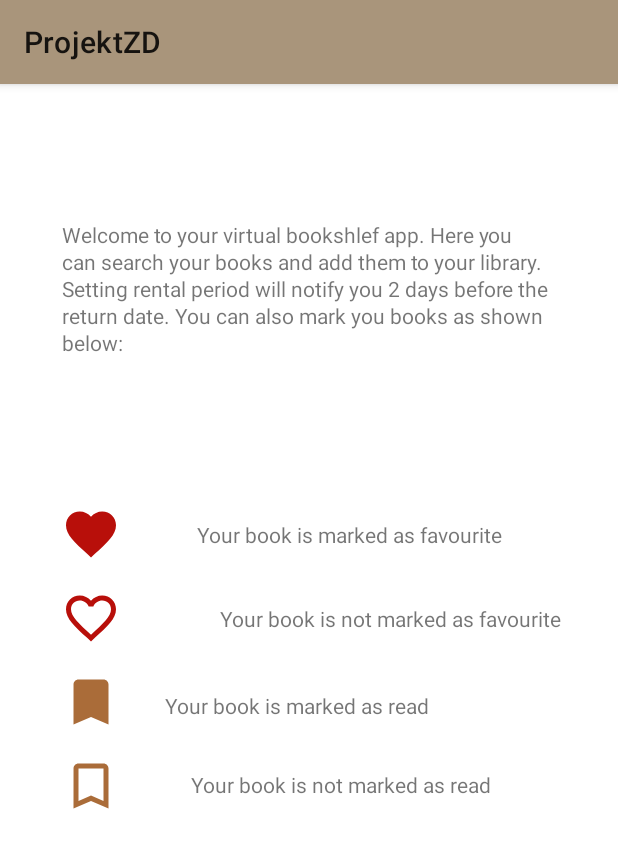
After one commit to Izuelo/VirtualBookshelf, an Android app: the fragment HelpFragment shown on its own in the app's theme, on a phone screen of 412 x 824 dp. The commit adds this screen. Shown: the top 848 px of the screen. Run offline under Robolectric (Android 15) with nearby library versions, the phone set to English and light mode, and no system bars; our stand-ins replace data binding; Roboto replaces fonts that are not available here.

Commit message:
New fragments and drawer

```diff
--- a/app/src/main/java/com/example/projektzd/database/DatabaseHelper.kt
+++ b/app/src/main/java/com/example/projektzd/database/DatabaseHelper.kt
@@ -67,7 +67,7 @@ class DatabaseHelper(context: FragmentActivity?) :
     ) {
         val db = this.writableDatabase
         val contentValues = ContentValues()
-        reset(db)
+
 
         contentValues.put(COL_1, id)
         contentValues.put(COL_2, name)
--- /dev/null
+++ b/app/src/main/java/com/example/projektzd/fragments/HelpFragment.kt
@@ -0,0 +1,26 @@
+package com.example.projektzd.fragments
+
+
+import android.os.Bundle
+import androidx.fragment.app.Fragment
+import android.view.LayoutInflater
+import android.view.View
+import android.view.ViewGroup
+
+import com.example.projektzd.R
+
+/**
+ * A simple [Fragment] subclass.
+ */
+class HelpFragment : Fragment() {
+
+    override fun onCreateView(
+        inflater: LayoutInflater, container: ViewGroup?,
+        savedInstanceState: Bundle?
+    ): View? {
+        // Inflate the layout for this fragment
+        return inflater.inflate(R.layout.fragment_help, container, false)
+    }
+
+
+}
--- a/app/src/main/res/drawable-nodpi/fillheart.xml
+++ /dev/null
@@ -1,3 +0,0 @@
-<vector >
-
-</vector>
--- a/app/src/main/res/drawable/fillheart80.xml
+++ b/app/src/main/res/drawable/fillheart80.xml
@@ -1,5 +1,5 @@
 <vector android:height="80dp" android:tint="#B80F0A"
     android:viewportHeight="24.0" android:viewportWidth="24.0"
     android:width="80dp" xmlns:android="http://schemas.android.com/apk/res/android">
-    <path android:fillColor="#FF000000" android:pathData="M12,21.35l-1.45,-1.32C5.4,15.36 2,12.28 2,8.5 2,5.42 4.42,3 7.5,3c1.74,0 3.41,0.81 4.5,2.09C13.09,3.81 14.76,3 16.5,3 19.58,3 22,5.42 22,8.5c0,3.78 -3.4,6.86 -8.55,11.54L12,21.35z"/>
+    <path android:fillColor="#B80F0A" android:pathData="M12,21.35l-1.45,-1.32C5.4,15.36 2,12.28 2,8.5 2,5.42 4.42,3 7.5,3c1.74,0 3.41,0.81 4.5,2.09C13.09,3.81 14.76,3 16.5,3 19.58,3 22,5.42 22,8.5c0,3.78 -3.4,6.86 -8.55,11.54L12,21.35z"/>
 </vector>
--- /dev/null
+++ b/app/src/main/res/layout/fragment_help.xml
@@ -0,0 +1,133 @@
+<?xml version="1.0" encoding="utf-8"?>
+<layout xmlns:tools="http://schemas.android.com/tools"
+    xmlns:android="http://schemas.android.com/apk/res/android"
+    xmlns:app="http://schemas.android.com/apk/res-auto">
+
+
+    <androidx.constraintlayout.widget.ConstraintLayout
+        android:id="@+id/frag_help"
+        android:layout_width="match_parent"
+        android:layout_height="match_parent"
+        tools:layout_editor_absoluteX="0dp"
+        tools:layout_editor_absoluteY="62dp">
+
+
+        <TextView
+            android:id="@+id/textView11"
+            style="@style/BookTheme"
+            android:layout_width="wrap_content"
+            android:layout_height="wrap_content"
+            android:text="Your book is not marked as read"
+            app:layout_constraintBottom_toBottomOf="@+id/imageView6"
+            app:layout_constraintEnd_toEndOf="parent"
+            app:layout_constraintHorizontal_bias="0.354"
+            app:layout_constraintStart_toEndOf="@+id/imageView6"
+            app:layout_constraintTop_toTopOf="@+id/imageView6"
+            app:layout_constraintVertical_bias="0.454" />
+
+        <TextView
+            android:id="@+id/textView10"
+            style="@style/BookTheme"
+            android:layout_width="231dp"
+            android:layout_height="17dp"
+            android:text="Your book is marked as read"
+            app:layout_constraintBottom_toBottomOf="@+id/imageView7"
+            app:layout_constraintEnd_toEndOf="parent"
+            app:layout_constraintHorizontal_bias="0.292"
+            app:layout_constraintStart_toEndOf="@+id/imageView7"
+            app:layout_constraintTop_toTopOf="@+id/imageView7"
+            app:layout_constraintVertical_bias="0.565" />
+
+        <TextView
+            android:id="@+id/textView9"
+            style="@style/BookTheme"
+            android:layout_width="wrap_content"
+            android:layout_height="wrap_content"
+            android:text="Your book is not marked as favourite"
+            app:layout_constraintBottom_toBottomOf="@+id/imageView5"
+            app:layout_constraintEnd_toEndOf="parent"
+            app:layout_constraintHorizontal_bias="0.636"
+            app:layout_constraintStart_toEndOf="@+id/imageView5"
+            app:layout_constraintTop_toTopOf="@+id/imageView5" />
+
+        <ImageView
+            android:id="@+id/imageView5"
+            android:layout_width="wrap_content"
+            android:layout_height="wrap_content"
+            android:layout_marginTop="8dp"
+            android:layout_marginBottom="8dp"
+            android:src="@drawable/unfilledfavorite"
+            app:layout_constraintBottom_toTopOf="@+id/imageView7"
+            app:layout_constraintEnd_toEndOf="parent"
+            app:layout_constraintHorizontal_bias="0.11"
+            app:layout_constraintStart_toStartOf="parent"
+            app:layout_constraintTop_toBottomOf="@+id/imageView2" />
+
+        <ImageView
+            android:id="@+id/imageView2"
+            android:layout_width="wrap_content"
+            android:layout_height="wrap_content"
+            android:layout_marginTop="8dp"
+            android:layout_marginBottom="8dp"
+            android:src="@drawable/favorite_fill"
+            app:layout_constraintBottom_toTopOf="@+id/imageView5"
+            app:layout_constraintEnd_toEndOf="parent"
+            app:layout_constraintHorizontal_bias="0.11"
+            app:layout_constraintStart_toStartOf="parent"
+            app:layout_constraintTop_toTopOf="parent"
+            app:layout_constraintVertical_chainStyle="packed" />
+
+        <ImageView
+            android:id="@+id/imageView7"
+            android:layout_width="wrap_content"
+            android:layout_height="wrap_content"
+            android:layout_marginTop="8dp"
+            android:layout_marginBottom="8dp"
+            android:src="@drawable/read_icon"
+            app:layout_constraintBottom_toTopOf="@+id/imageView6"
+            app:layout_constraintEnd_toEndOf="parent"
+            app:layout_constraintHorizontal_bias="0.11"
+            app:layout_constraintStart_toStartOf="parent"
+            app:layout_constraintTop_toBottomOf="@+id/imageView5" />
+
+        <ImageView
+            android:id="@+id/imageView6"
+            android:layout_width="wrap_content"
+            android:layout_height="wrap_content"
+            android:layout_marginTop="8dp"
+            android:layout_marginBottom="8dp"
+            android:src="@drawable/unread_icon"
+            app:layout_constraintBottom_toBottomOf="parent"
+            app:layout_constraintEnd_toEndOf="parent"
+            app:layout_constraintHorizontal_bias="0.11"
+            app:layout_constraintStart_toStartOf="parent"
+            app:layout_constraintTop_toBottomOf="@+id/imageView7" />
+
+        <TextView
+            android:id="@+id/textView8"
+            android:layout_width="wrap_content"
+            android:layout_height="wrap_content"
+            android:text="Your book is marked as favourite"
+            app:layout_constraintBottom_toBottomOf="@+id/imageView2"
+            app:layout_constraintEnd_toEndOf="parent"
+            app:layout_constraintHorizontal_bias="0.397"
+            app:layout_constraintStart_toEndOf="@+id/imageView2"
+            app:layout_constraintTop_toTopOf="@+id/imageView2"
+            app:layout_constraintVertical_bias="0.523"
+            style="@style/BookTheme" />
+
+        <TextView
+            android:id="@+id/textView12"
+            style="@style/BookTheme"
+            android:layout_width="330dp"
+            android:layout_height="115dp"
+            android:layout_marginTop="16dp"
+            android:lineSpacingExtra="2sp"
+            android:text="Welcome to your virtual bookshlef app. Here you can search your books and add them to your library. Setting rental period will notify you 2 days before the return date. You can also mark you books as shown below:"
+            app:layout_constraintBottom_toTopOf="@+id/imageView2"
+            app:layout_constraintEnd_toEndOf="parent"
+            app:layout_constraintStart_toStartOf="parent"
+            app:layout_constraintTop_toTopOf="parent" />
+
+    </androidx.constraintlayout.widget.ConstraintLayout>
+</layout>
--- a/app/src/main/res/values/strings.xml
+++ b/app/src/main/res/values/strings.xml
@@ -13,4 +13,7 @@
     <string name="author">author</string>
     <string name="menuText">Menu</string>
     <string name="bookshelf">Welcome to \n Your Virtual Bookshelf</string>
+
+    <!-- TODO: Remove or change this placeholder text -->
+    <string name="hello_blank_fragment">Hello blank fragment</string>
 </resources>
```
Also changed, not shown: app/build.gradle (+8 -0 lines), app/src/main/java/com/example/projektzd/MainActivity.kt (+10 -0 lines), app/src/main/java/com/example/projektzd/fragments/AuthorsFragment.kt (added, +26 -0 lines), app/src/main/java/com/example/projektzd/fragments/databaseFragments/EntityFragment.kt (+4 -4 lines), app/src/main/res/drawable/ic_help.xml (added, +9 -0 lines), app/src/main/res/drawable/ic_info.xml (added, +9 -0 lines), app/src/main/res/layout/fragment_authors.xml (added, +91 -0 lines), app/src/main/res/menu/drawer_menu.xml (+15 -0 lines).
